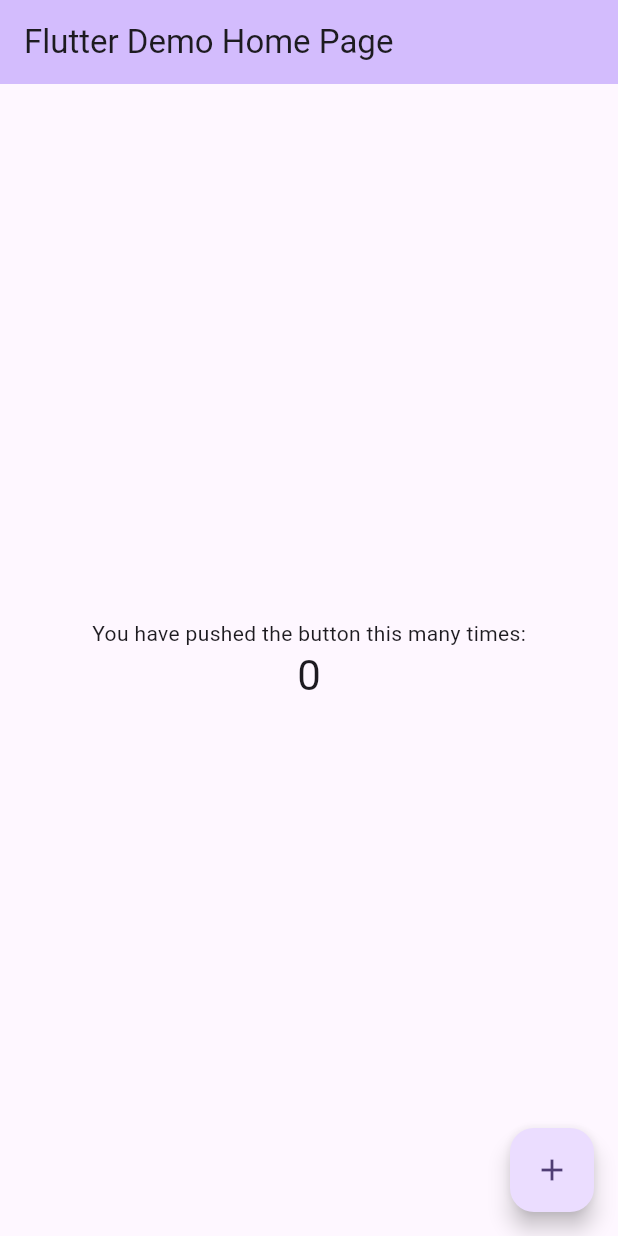
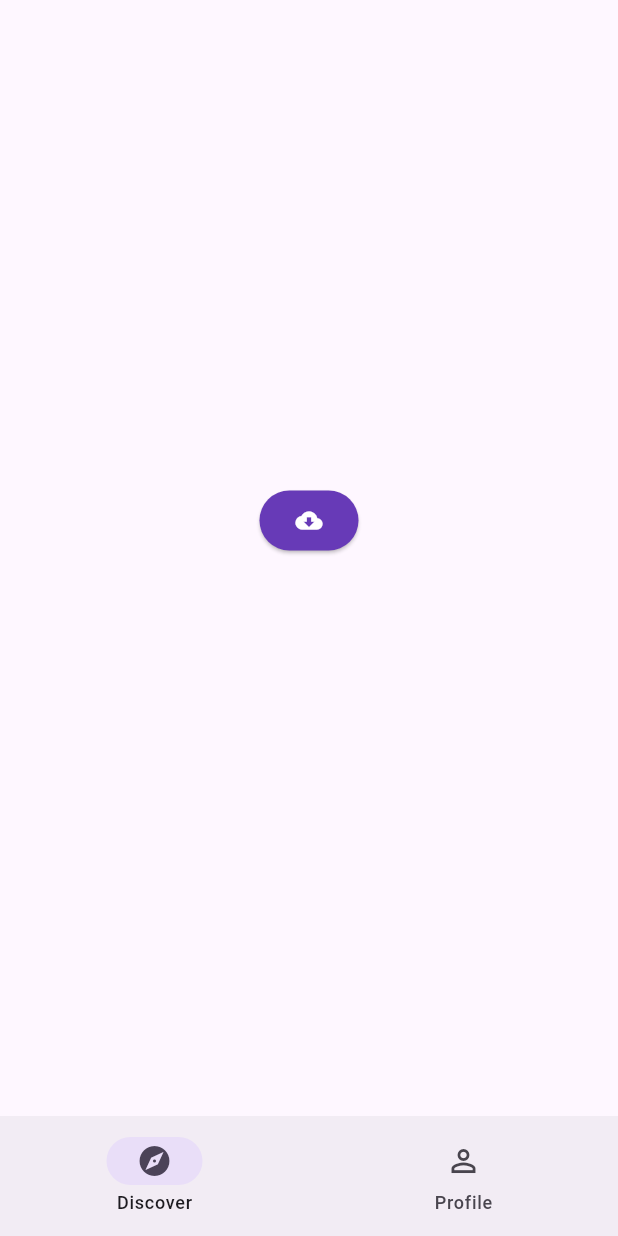
Before and after one commit to marin-hrvacanin/nightpulse, a Flutter app: the screen it shows after launch, on a phone screen of 412 x 824 dp. Run offline on Flutter 3.47's test engine with Material 3 defaults, Android fonts, the phone set to English and light mode, and no system bars.

Commit message:
Flutter frontend testing, some random example API call

```diff
--- a/frontend/lib/main.dart
+++ b/frontend/lib/main.dart
@@ -1,4 +1,7 @@
 import 'package:flutter/material.dart';
+import 'theme/app_theme.dart';
+import 'screens/discover_screen.dart';
+import 'screens/profile_screen.dart';
 
 void main() {
   runApp(const MyApp());
@@ -7,115 +10,51 @@ void main() {
 class MyApp extends StatelessWidget {
   const MyApp({super.key});
 
-  // This widget is the root of your application.
   @override
   Widget build(BuildContext context) {
     return MaterialApp(
-      title: 'Flutter Demo',
-      theme: ThemeData(
-        // This is the theme of your application.
-        //
-        // TRY THIS: Try running your application with "flutter run". You'll see
-        // the application has a purple toolbar. Then, without quitting the app,
-        // try changing the seedColor in the colorScheme below to Colors.green
-        // and then invoke "hot reload" (save your changes or press the "hot
-        // reload" button in a Flutter-supported IDE, or press "r" if you used
-        // the command line to start the app).
-        //
-        // Notice that the counter didn't reset back to zero; the application
-        // state is not lost during the reload. To reset the state, use hot
-        // restart instead.
-        //
-        // This works for code too, not just values: Most code changes can be
-        // tested with just a hot reload.
-        colorScheme: .fromSeed(seedColor: Colors.deepPurple),
-      ),
-      home: const MyHomePage(title: 'Flutter Demo Home Page'),
+      debugShowCheckedModeBanner: false,
+      title: 'NightPulse',
+      theme: appTheme,
+      home: const MainScaffold(),
     );
   }
 }
 
-class MyHomePage extends StatefulWidget {
-  const MyHomePage({super.key, required this.title});
-
-  // This widget is the home page of your application. It is stateful, meaning
-  // that it has a State object (defined below) that contains fields that affect
-  // how it looks.
-
-  // This class is the configuration for the state. It holds the values (in this
-  // case the title) provided by the parent (in this case the App widget) and
-  // used by the build method of the State. Fields in a Widget subclass are
-  // always marked "final".
-
-  final String title;
+class MainScaffold extends StatefulWidget {
+  const MainScaffold({super.key});
 
   @override
-  State<MyHomePage> createState() => _MyHomePageState();
+  State<MainScaffold> createState() => _MainScaffoldState();
 }
 
-class _MyHomePageState extends State<MyHomePage> {
-  int _counter = 0;
-
-  void _incrementCounter() {
-    setState(() {
-      // This call to setState tells the Flutter framework that something has
-      // changed in this State, which causes it to rerun the build method below
-      // so that the display can reflect the updated values. If we changed
-      // _counter without calling setState(), then the build method would not be
-      // called again, and so nothing would appear to happen.
-      _counter++;
-    });
-  }
+class _MainScaffoldState extends State<MainScaffold> {
+  int _selectedIndex = 0;
+  final _screens = [const DiscoverScreen(), const ProfileScreen()];
 
   @override
   Widget build(BuildContext context) {
-    // This method is rerun every time setState is called, for instance as done
-    // by the _incrementCounter method above.
-    //
-    // The Flutter framework has been optimized to make rerunning build methods
-    // fast, so that you can just rebuild anything that needs updating rather
-    // than having to individually change instances of widgets.
     return Scaffold(
-      appBar: AppBar(
-        // TRY THIS: Try changing the color here to a specific color (to
-        // Colors.amber, perhaps?) and trigger a hot reload to see the AppBar
-        // change color while the other colors stay the same.
-        backgroundColor: Theme.of(context).colorScheme.inversePrimary,
-        // Here we take the value from the MyHomePage object that was created by
-        // the App.build method, and use it to set our appbar title.
-        title: Text(widget.title),
-      ),
-      body: Center(
-        // Center is a layout widget. It takes a single child and positions it
-        // in the middle of the parent.
-        child: Column(
-          // Column is also a layout widget. It takes a list of children and
-          // arranges them vertically. By default, it sizes itself to fit its
-          // children horizontally, and tries to be as tall as its parent.
-          //
-          // Column has various properties to control how it sizes itself and
-          // how it positions its children. Here we use mainAxisAlignment to
-          // center the children vertically; the main axis here is the vertical
-          // axis because Columns are vertical (the cross axis would be
-          // horizontal).
-          //
-          // TRY THIS: Invoke "debug painting" (choose the "Toggle Debug Paint"
-          // action in the IDE, or press "p" in the console), to see the
-          // wireframe for each widget.
-          mainAxisAlignment: .center,
-          children: [
-            const Text('You have pushed the button this many times:'),
-            Text(
-              '$_counter',
-              style: Theme.of(context).textTheme.headlineMedium,
-            ),
-          ],
-        ),
-      ),
-      floatingActionButton: FloatingActionButton(
-        onPressed: _incrementCounter,
-        tooltip: 'Increment',
-        child: const Icon(Icons.add),
+      body: _screens[_selectedIndex],
+      bottomNavigationBar: NavigationBar(
+        selectedIndex: _selectedIndex,
+        onDestinationSelected: (index) {
+          setState(() {
+            _selectedIndex = index;
+          });
+        },
+        destinations: const [
+          NavigationDestination(
+            icon: Icon(Icons.explore_outlined),
+            selectedIcon: Icon(Icons.explore),
+            label: 'Discover',
+          ),
+          NavigationDestination(
+            icon: Icon(Icons.person_outline),
+            selectedIcon: Icon(Icons.person),
+            label: 'Profile',
+          ),
+        ],
       ),
     );
   }
--- /dev/null
+++ b/frontend/lib/screens/discover_screen.dart
@@ -0,0 +1,46 @@
+import 'package:flutter/material.dart';
+import '../services/api_service.dart';
+
+class DiscoverScreen extends StatefulWidget {
+  const DiscoverScreen({super.key});
+
+  @override
+  State<DiscoverScreen> createState() => _DiscoverScreenState();
+}
+
+class _DiscoverScreenState extends State<DiscoverScreen> {
+  String apiResult = '';
+  bool loading = false;
+
+  Future<void> fetchApi() async {
+    if (!mounted) return;
+    setState(() {
+      loading = true;
+    });
+    final result = await ApiService.fetchExample();
+    if (!mounted) return;
+    setState(() {
+      apiResult = result;
+      loading = false;
+    });
+  }
+
+  @override
+  Widget build(BuildContext context) {
+    return Center(
+      child: Column(
+        mainAxisAlignment: MainAxisAlignment.center,
+        children: [
+          ElevatedButton(
+            onPressed: loading ? null : fetchApi,
+            child: loading
+                ? const CircularProgressIndicator()
+                : const Icon(Icons.cloud_download),
+          ),
+          const SizedBox(height: 24),
+          Text(apiResult, style: const TextStyle(fontSize: 18)),
+        ],
+      ),
+    );
+  }
+}
--- /dev/null
+++ b/frontend/lib/theme/app_theme.dart
@@ -0,0 +1,11 @@
+import 'package:flutter/material.dart';
+
+final ThemeData appTheme = ThemeData(
+  colorScheme: ColorScheme.fromSeed(seedColor: Colors.deepPurple),
+  elevatedButtonTheme: ElevatedButtonThemeData(
+    style: ElevatedButton.styleFrom(
+      backgroundColor: Colors.deepPurple,
+      foregroundColor: Colors.white,
+    ),
+  ),
+);
--- a/frontend/pubspec.yaml
+++ b/frontend/pubspec.yaml
@@ -34,6 +34,7 @@ dependencies:
   # The following adds the Cupertino Icons font to your application.
   # Use with the CupertinoIcons class for iOS style icons.
   cupertino_icons: ^1.0.8
+  http: ^1.6.0
 
 dev_dependencies:
   flutter_test:
```
Also changed, not shown: frontend/lib/screens/home_screen.dart (added, +16 -0 lines), frontend/lib/screens/profile_screen.dart (added, +12 -0 lines), frontend/lib/services/api_service.dart (added, +18 -0 lines), frontend/lib/widgets/custom_button.dart (added, +13 -0 lines), frontend/pubspec.lock, 1 other file.
